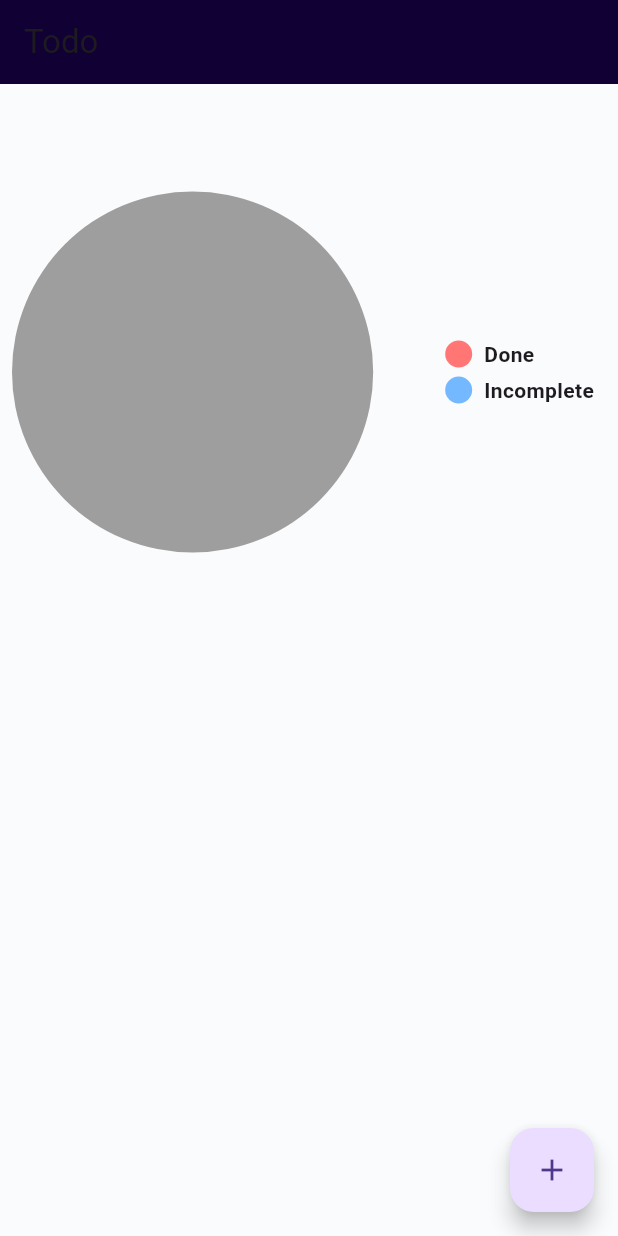
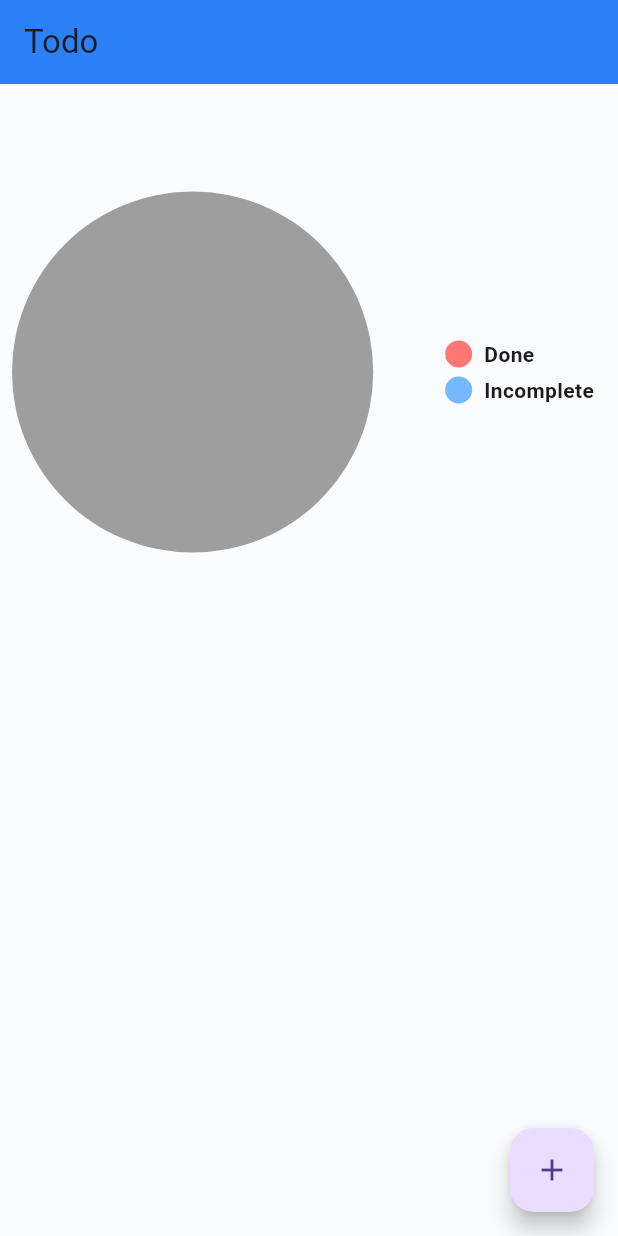
Before and after one commit to abshwabu/flutter-front-end-for-todo-app, a Flutter app: the screen it shows after launch, on a phone screen of 412 x 824 dp. Run offline on Flutter 3.47's test engine with Material 3 defaults, Android fonts, the phone set to English and light mode, and no system bars; drawn by our look-alikes of pie_chart; our stand-ins replace gap; network calls fail.

Commit message:
appbar colors changed for the app

```diff
--- a/lib/widget/appbar.dart
+++ b/lib/widget/appbar.dart
@@ -1,9 +1,10 @@
 
 import 'package:flutter/material.dart';
+import 'package:frontend/Constants/colors.dart';
 
 AppBar customAppBar (){
   return AppBar(
     title: const Text('Todo'),
-    backgroundColor: const Color(0xff110033),
+    backgroundColor: darkBlue,
   );
 }
```
